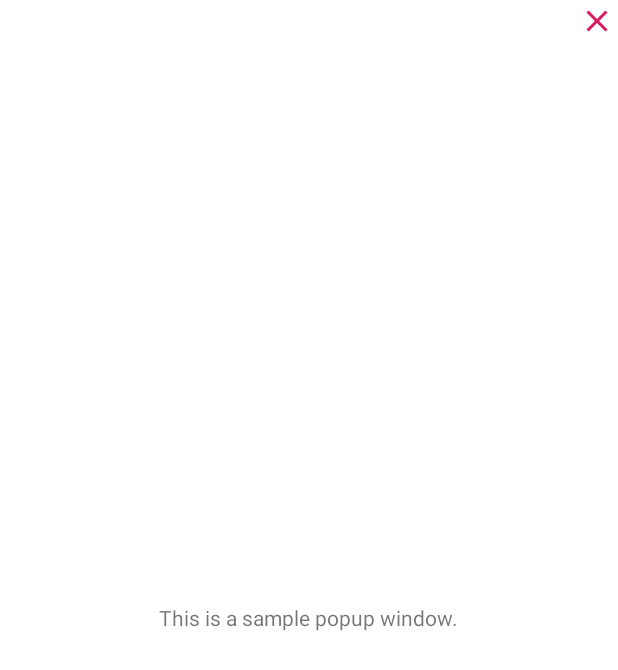
After one commit to dennistrukhin/weekly-menu-builder, an Android app: the layout new_week_popup.xml on its own in the app's theme, with its tools: preview values and no code run, on a phone screen of 412 x 824 dp. The commit adds this screen. Shown: the top 670 px of the screen. Run offline under Robolectric (Android 15) with nearby library versions, the phone set to English and light mode, and no system bars.

Commit message:
floating button + popup

```diff
--- /dev/null
+++ b/app/src/main/res/drawable/ic_add_white_24dp.xml
@@ -0,0 +1,5 @@
+<vector android:height="24dp" android:tint="#FFFFFF"
+    android:viewportHeight="24.0" android:viewportWidth="24.0"
+    android:width="24dp" xmlns:android="http://schemas.android.com/apk/res/android">
+    <path android:fillColor="#FF000000" android:pathData="M19,13h-6v6h-2v-6H5v-2h6V5h2v6h6v2z"/>
+</vector>
--- /dev/null
+++ b/app/src/main/res/drawable/ic_close_primary_24dp.xml
@@ -0,0 +1,5 @@
+<vector android:height="24dp" android:tint="#D81B60"
+    android:viewportHeight="24.0" android:viewportWidth="24.0"
+    android:width="24dp" xmlns:android="http://schemas.android.com/apk/res/android">
+    <path android:fillColor="#FF000000" android:pathData="M19,6.41L17.59,5 12,10.59 6.41,5 5,6.41 10.59,12 5,17.59 6.41,19 12,13.41 17.59,19 19,17.59 13.41,12z"/>
+</vector>
--- a/app/src/main/res/layout/activity_auth.xml
+++ b/app/src/main/res/layout/activity_auth.xml
@@ -2,7 +2,7 @@
 <LinearLayout xmlns:android="http://schemas.android.com/apk/res/android"
     android:orientation="vertical" android:layout_width="match_parent"
     android:layout_height="match_parent"
-    android:background="@color/colorPrimary"
+    android:background="@color/colorBackground"
     android:padding="40dp">
 
     <TextView
@@ -27,7 +27,7 @@
         android:layout_width="wrap_content"
         android:layout_height="wrap_content"
         android:layout_marginTop="30dp"
-        android:text="Sign in with Google"
+        android:text="Sign up with Google"
         android:textSize="16sp"/>
 
 </LinearLayout>
--- /dev/null
+++ b/app/src/main/res/layout/new_week_popup.xml
@@ -0,0 +1,27 @@
+<?xml version="1.0" encoding="utf-8"?>
+<RelativeLayout
+    xmlns:android="http://schemas.android.com/apk/res/android"
+    android:id="@+id/rl_custom_layout"
+    android:layout_width="match_parent"
+    android:layout_height="match_parent"
+    android:padding="2dp"
+    android:background="#ffffff"
+    >
+    <ImageButton
+        android:id="@+id/ib_close"
+        android:layout_width="wrap_content"
+        android:layout_height="wrap_content"
+        android:src="@drawable/ic_close_primary_24dp"
+        android:layout_alignParentEnd="true"
+        android:layout_alignParentRight="true"
+        android:background="@null"
+        />
+    <TextView
+        android:id="@+id/tv"
+        android:layout_width="wrap_content"
+        android:layout_height="wrap_content"
+        android:text="This is a sample popup window."
+        android:layout_centerInParent="true"
+        android:padding="25sp"
+        />
+</RelativeLayout>
--- a/app/src/main/res/values/colors.xml
+++ b/app/src/main/res/values/colors.xml
@@ -1,5 +1,6 @@
 <?xml version="1.0" encoding="utf-8"?>
 <resources>
+    <color name="colorBackground">#212121</color>
     <color name="colorPrimary">#212121</color>
     <color name="colorPrimaryDark">#000000</color>
     <color name="colorAccent">#D81B60</color>
```
Also changed, not shown: app/src/main/java/com/whitekittyapps/myweeklymenubuilder/Listeners/AddWeekButtonClickListener.java (added, +37 -0 lines), app/src/main/java/com/whitekittyapps/myweeklymenubuilder/MainActivity.java (+9 -0 lines), app/src/main/res/layout/activity_main.xml (+14 -2 lines).
